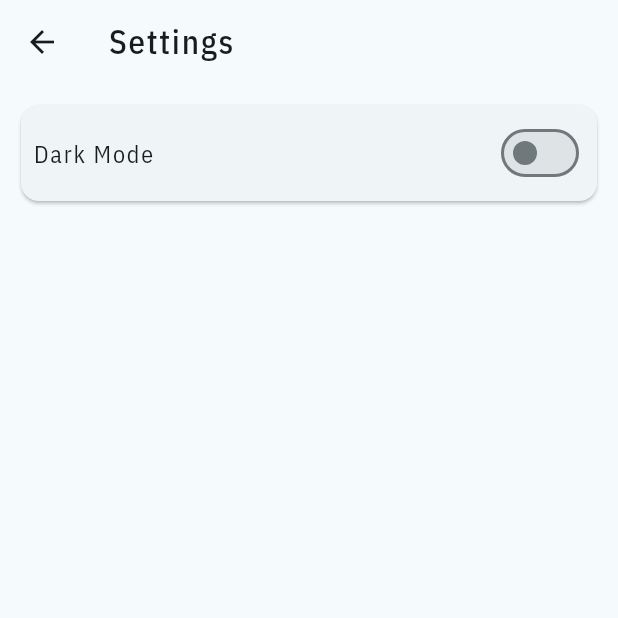
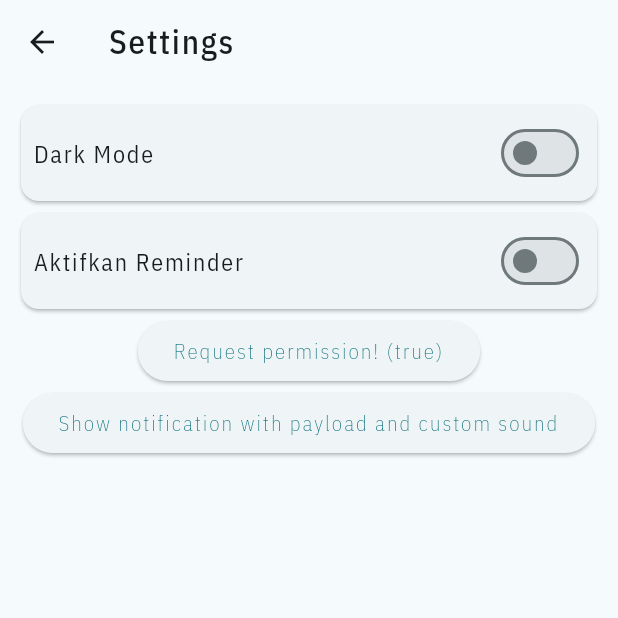
Before and after one commit to FikrTechnology/restaurant_app_api_provider, a Flutter app: the SettingsScreen screen opened by its route, on a phone screen of 412 x 824 dp, the top half of it. Run offline on Flutter 3.47's test engine with Material 3 defaults, Android fonts, the phone set to English and light mode, and no system bars; our stand-ins replace flutter_local_notifications, flutter_svg, shared_preferences, sqflite; accounts and stored records are empty; network calls fail; project files that could hold a hidden picture were left out.

Commit message:
Inisialisasi notifikasi

```diff
--- /dev/null
+++ b/lib/provider/notification/local_notification_provider.dart
@@ -0,0 +1,26 @@
+part of '../provider_package.dart';
+
+class LocalNotificationProvider extends ChangeNotifier {
+  final LocalNotificationService flutterNotificationService;
+
+  LocalNotificationProvider(this.flutterNotificationService);
+
+  int _notificationId = 0;
+  bool? _permission = false;
+  bool? get permission => _permission;
+
+  Future<void> requestPermissions() async {
+    _permission = await flutterNotificationService.requestPermissions();
+    notifyListeners();
+  }
+
+  void showNotification() {
+    _notificationId += 1;
+    flutterNotificationService.showNotification(
+      id: _notificationId,
+      title: "New Notification",
+      body: "This is a new notification with id $_notificationId",
+      payload: "This is a payload from nitification with id $_notificationId",
+    );
+  }
+}
--- a/lib/provider/provider_package.dart
+++ b/lib/provider/provider_package.dart
@@ -1,7 +1,6 @@
-import 'dart:ui';
-
 import 'package:flutter/material.dart';
 import 'package:flutter/widgets.dart';
+import 'package:restaurant_app/data/local/local_notification_service.dart';
 import 'package:restaurant_app/data/model/detail_restaurant.dart';
 import 'package:restaurant_app/data/api/api_service.dart';
 import 'package:restaurant_app/provider/static/restaurant_list_result_state.dart';
@@ -19,3 +18,4 @@ part 'home/restaurant_search_list_provider.dart';
 part 'detail/restaurant_detail_provider.dart';
 part 'bookmark/local_database_provider.dart';
 part 'settings/theme_provider.dart';
+part 'notification/local_notification_provider.dart';
--- a/lib/views/settings/settings_screen.dart
+++ b/lib/views/settings/settings_screen.dart
@@ -1,7 +1,20 @@
 part of '../../package.dart';
 
-class SettingsScreen extends StatelessWidget {
+class SettingsScreen extends StatefulWidget {
   const SettingsScreen({super.key});
+
+  @override
+  State<SettingsScreen> createState() => _SettingsScreenState();
+}
+
+class _SettingsScreenState extends State<SettingsScreen> {
+  Future<void> _requestPermission() async {
+   context.read<LocalNotificationProvider>().requestPermissions();
+ }
+
+ Future<void> _showNotification() async {
+   context.read<LocalNotificationProvider>().showNotification();
+ }
 
   @override
   Widget build(BuildContext context) {
@@ -43,6 +56,51 @@ class SettingsScreen extends StatelessWidget {
                 ),
               ),
             ),
+            Card(
+              child: Padding(
+                padding: const EdgeInsets.all(8.0),
+                child: Consumer<ThemeProvider>(
+                  builder: (context, themeProvider, child) {
+                    return Row(
+                      mainAxisAlignment: MainAxisAlignment.spaceBetween,
+                      children: [
+                        Text(
+                          'Aktifkan Reminder',
+                          style: Theme.of(context).textTheme.titleMedium,
+                        ),
+                        Switch(
+                          value: false,
+                          onChanged: (value) {
+                          },
+                        ),
+                      ],
+                    );
+                  },
+                ),
+              ),
+            ),
+            ElevatedButton(
+              onPressed: () async {
+                await _requestPermission();
+              },
+              child: Consumer<LocalNotificationProvider>(
+                builder: (context, value, child) {
+                  return Text(
+                    "Request permission! (${value.permission})",
+                    textAlign: TextAlign.center,
+                  );
+                },
+              ),
+            ),
+            ElevatedButton(
+              onPressed: () async {
+                await _showNotification();
+              },
+              child: const Text(
+                "Show notification with payload and custom sound",
+                textAlign: TextAlign.center,
+              ),
+            ),
           ],
         ),
       ),
--- a/pubspec.yaml
+++ b/pubspec.yaml
@@ -41,6 +41,9 @@ dependencies:
   flutter_svg: ^2.0.17
   sqflite: ^2.4.1
   shared_preferences: ^2.5.2
+  flutter_local_notifications: ^18.0.1
+  flutter_timezone: ^4.1.0
+  timezone: ^0.10.0
 
 dev_dependencies:
   flutter_test:
```
Also changed, not shown: lib/data/local/local_notification_service.dart (added, +98 -0 lines), lib/data/model/received_notification.dart (added, +14 -0 lines), lib/main.dart (+9 -0 lines), pubspec.lock, 9 other files.
